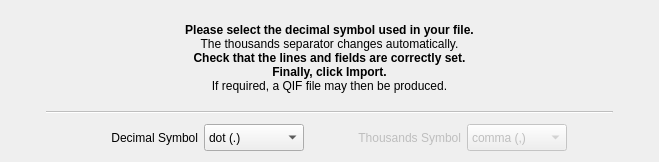
This is kmymoney/plugins/csvimport/completionwizardpage.ui in KDE/kmymoney as Qt 5 draws it before an edit. The edited form follows.
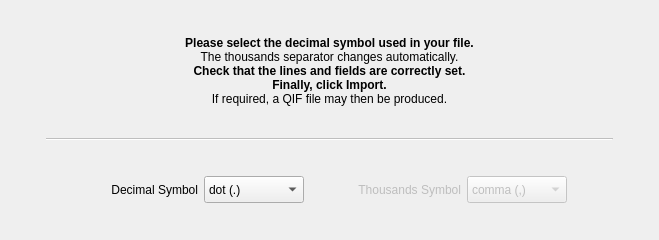
This is the edited form. Custom widgets are drawn as their Qt base class.

Commit message: Highlight unwanted rows instead of deleting them on import. Improve display to avoid clipping height of rows. Standardise height of wizard pages so table widget height doesn't change. Don't move position of 'Back' button between pages. Check for valid numeric entries on investment import.

```diff
--- a/kmymoney/plugins/csvimport/completionwizardpage.ui
+++ b/kmymoney/plugins/csvimport/completionwizardpage.ui
@@ -7,7 +7,7 @@
     <x>0</x>
     <y>0</y>
     <width>659</width>
-    <height>160</height>
+    <height>240</height>
    </rect>
   </property>
   <property name="sizePolicy">
@@ -16,10 +16,16 @@
     <verstretch>0</verstretch>
    </sizepolicy>
   </property>
+  <property name="minimumSize">
+   <size>
+    <width>0</width>
+    <height>230</height>
+   </size>
+  </property>
   <property name="maximumSize">
    <size>
     <width>16777215</width>
-    <height>240</height>
+    <height>267</height>
    </size>
   </property>
   <property name="windowTitle">
@@ -42,7 +48,20 @@
       </spacer>
      </item>
      <item>
-      <layout class="QVBoxLayout" name="verticalLayout" stretch="30,3,15">
+      <layout class="QVBoxLayout" name="verticalLayout" stretch="0,30,0,3,0,15,0">
+       <item>
+        <spacer name="verticalSpacer_2">
+         <property name="orientation">
+          <enum>Qt::Vertical</enum>
+         </property>
+         <property name="sizeHint" stdset="0">
+          <size>
+           <width>20</width>
+           <height>40</height>
+          </size>
+         </property>
+        </spacer>
+       </item>
        <item>
         <widget class="QLabel" name="label">
          <property name="text">
@@ -58,6 +77,19 @@
          </property>
         </widget>
        </item>
+       <item>
+        <spacer name="verticalSpacer_3">
+         <property name="orientation">
+          <enum>Qt::Vertical</enum>
+         </property>
+         <property name="sizeHint" stdset="0">
+          <size>
+           <width>20</width>
+           <height>40</height>
+          </size>
+         </property>
+        </spacer>
+       </item>
        <item>
         <widget class="Line" name="line_hor">
          <property name="enabled">
@@ -71,6 +103,19 @@
          </property>
         </widget>
        </item>
+       <item>
+        <spacer name="verticalSpacer_4">
+         <property name="orientation">
+          <enum>Qt::Vertical</enum>
+         </property>
+         <property name="sizeHint" stdset="0">
+          <size>
+           <width>20</width>
+           <height>40</height>
+          </size>
+         </property>
+        </spacer>
+       </item>
        <item>
         <layout class="QHBoxLayout" name="horizontalLayout" stretch="5,15,0,20,0,6">
          <property name="topMargin">
@@ -186,6 +231,19 @@
          </item>
         </layout>
        </item>
+       <item>
+        <spacer name="verticalSpacer">
+         <property name="orientation">
+          <enum>Qt::Vertical</enum>
+         </property>
+         <property name="sizeHint" stdset="0">
+          <size>
+           <width>20</width>
+           <height>40</height>
+          </size>
+         </property>
+        </spacer>
+       </item>
       </layout>
      </item>
      <item>
```
The commit also changes 18 other files.
